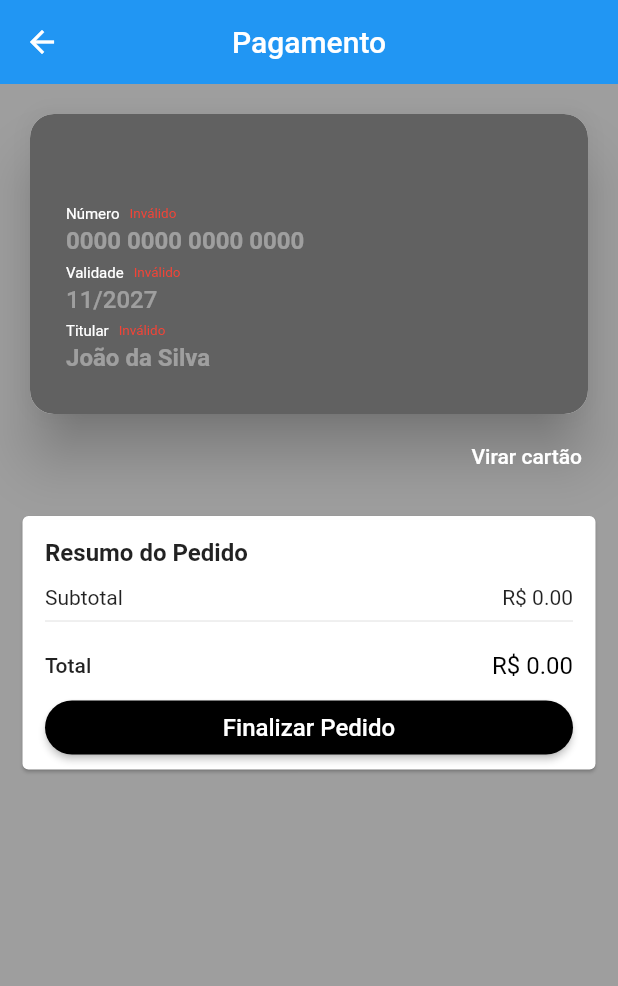
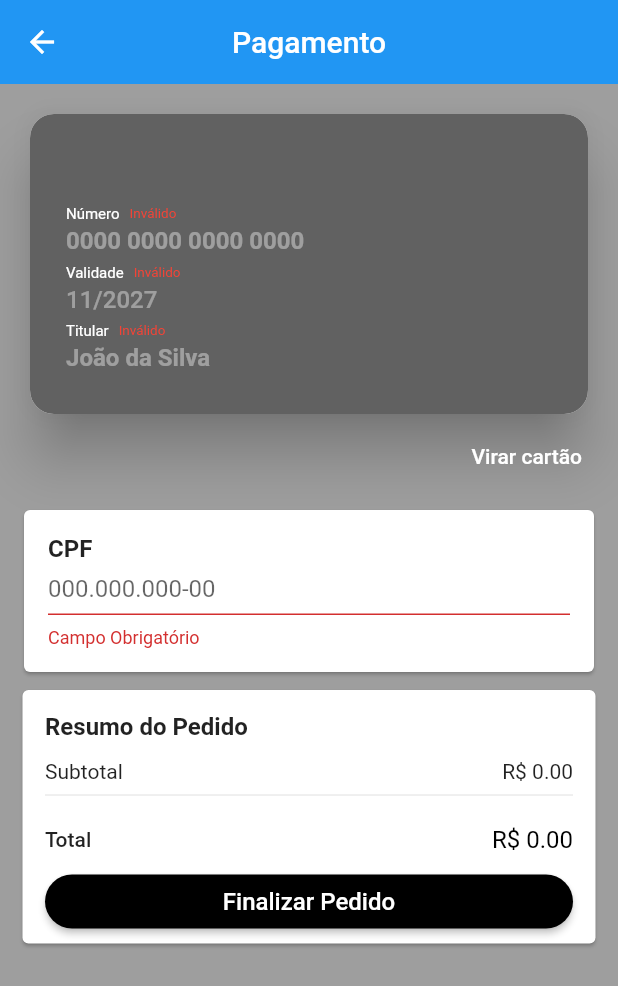
Before and after one commit to cristovaofabio/Loja-virtual, a Flutter app: the TelaCheckout screen opened by its route, after a tap on "Finalizar Pedido", on a phone screen of 412 x 824 dp. Shown: the top 986 px of the screen. Run offline on Flutter 3.47's test engine with Material 2 defaults, Android fonts, the phone set to English and light mode, and no system bars; drawn by our look-alikes of flip_card, keyboard_actions; our stand-ins replace brasil_fields, carousel_pro, cloud_firestore, firebase_auth, firebase_core, firebase_storage and 9 more; missing offline and left inert: alphabet_list_scroll_view, credit_card_type_detector, flutter_facebook_login, map_launcher, validadores; accounts and stored records are empty.

Commit message:
validar cpf e cartao de credito

```diff
--- /dev/null
+++ b/lib/models/CartaoCredito.dart
@@ -0,0 +1,22 @@
+import 'package:credit_card_type_detector/credit_card_type_detector.dart';
+
+class CartaoCreditoModel {
+  late String numero;
+  late String nomeTitular;
+  late String expirationDate;
+  late String securityCode;
+  late String marca;
+
+  void setNome(String nome) => nomeTitular = nome;
+  void setExpirationDate(String date) => expirationDate = date;
+  void setCVV(String cvv) => securityCode = cvv;
+  void setNumero(String numero) {
+    this.numero = numero;
+    marca = detectCCType(numero.replaceAll(' ', '')).toString();
+  }
+
+  @override
+  String toString() {
+    return 'CreditCard{number: $numero, holder: $nomeTitular, expirationDate: $expirationDate, securityCode: $securityCode, brand: $marca}';
+  }
+}
--- a/lib/models/GerenciadorCheckOut.dart
+++ b/lib/models/GerenciadorCheckOut.dart
@@ -1,5 +1,6 @@
 import 'package:cloud_firestore/cloud_firestore.dart';
 import 'package:flutter/cupertino.dart';
+import 'package:loja_virtual/models/CartaoCredito.dart';
 import 'package:loja_virtual/models/GerenciadorCarrinho.dart';
 import 'package:loja_virtual/models/Pedido.dart';
 import 'package:loja_virtual/models/Produto.dart';
@@ -20,7 +21,7 @@ class GerenciadorCheckOut extends ChangeNotifier {
     this.gerenciadorCarrinho = gerenciadorCarrinho;
   }
 
-  Future<void> checkout({Function? onStockFail, Function? onSuccess}) async {
+  Future<void> checkout({required CartaoCreditoModel cartaoCredito, Function? onStockFail, Function? onSuccess}) async {
     carregando = true;
 
     try {
--- a/lib/models/Usuario.dart
+++ b/lib/models/Usuario.dart
@@ -5,6 +5,7 @@ class Usuario {
   late String idUsuario;
   late String nome;
   late String email;
+  String? cpf;
   late String senha;
 
   bool administrador = false;
@@ -18,8 +19,12 @@ class Usuario {
     this.idUsuario = documentSnapshot.id;
     this.nome = documentSnapshot["nome"];
     this.email = documentSnapshot["email"];
-    Map<String, dynamic> dataMap = documentSnapshot.data() as Map<String, dynamic>;
-    if(dataMap.containsKey('endereco')){
+    Map<String, dynamic> dataMap =
+        documentSnapshot.data() as Map<String, dynamic>;
+    if (dataMap.containsKey('cpf')) {
+      this.cpf = documentSnapshot['cpf'] as String;
+    }
+    if (dataMap.containsKey('endereco')) {
       endereco = Endereco.fromMap(
           documentSnapshot['endereco'] as Map<String, dynamic>);
     }
@@ -29,27 +34,28 @@ class Usuario {
     Map<String, dynamic> map = {
       "nome": this.nome,
       "email": this.email,
-      if(endereco != null)
-        'endereco': endereco!.toMap(),
+      if (endereco != null) 'endereco': endereco!.toMap(),
+      if (cpf != null) 'cpf': cpf
     };
     return map;
   }
 
-  void setEndereco(Endereco endereco){
+  void setEndereco(Endereco endereco) {
     this.endereco = endereco;
     salvarDados();
   }
 
-  CollectionReference get carrinhoReference =>
-    bancoDados
+  void setCpf(String cpf){
+    this.cpf = cpf;
+    salvarDados();
+  }
+
+  CollectionReference get carrinhoReference => bancoDados
       .collection("usuarios")
       .doc(this.idUsuario)
       .collection('carrinho');
 
   Future<void> salvarDados() async {
-    await bancoDados
-      .collection("usuarios")
-      .doc(this.idUsuario)
-      .set(toMap());
+    await bancoDados.collection("usuarios").doc(this.idUsuario).set(toMap());
   }
 }
--- a/lib/telas/checkout/TelaCheckout.dart
+++ b/lib/telas/checkout/TelaCheckout.dart
@@ -1,13 +1,16 @@
 import 'package:flutter/material.dart';
 import 'package:loja_virtual/comum/PrecoCarrinho.dart';
+import 'package:loja_virtual/models/CartaoCredito.dart';
 import 'package:loja_virtual/models/GerenciadorCarrinho.dart';
 import 'package:loja_virtual/models/GerenciadorCheckOut.dart';
+import 'package:loja_virtual/telas/checkout/componentes/CampoCpf.dart';
 import 'package:loja_virtual/telas/checkout/componentes/CartaoCredito.dart';
 import 'package:provider/provider.dart';
 
 class TelaCheckout extends StatelessWidget {
   final GlobalKey<ScaffoldState> scaffoldKey = GlobalKey<ScaffoldState>();
   final GlobalKey<FormState> formKey = GlobalKey<FormState>();
+  final CartaoCreditoModel cartaoCredito = CartaoCreditoModel();
 
   @override
   Widget build(BuildContext context) {
@@ -24,7 +27,7 @@ class TelaCheckout extends StatelessWidget {
           centerTitle: true,
         ),
         body: GestureDetector(
-          onTap: (){
+          onTap: () {
             FocusScope.of(context).unfocus();
           },
           child: Consumer<GerenciadorCheckOut>(
@@ -55,22 +58,30 @@ class TelaCheckout extends StatelessWidget {
                   key: formKey,
                   child: ListView(
                     children: <Widget>[
-                      CartaoCredito(),
+                      CartaoCredito(cartaoCredito),
+                      CampoCpf(),
                       PrecoCarrinho(
                         textoBotao: 'Finalizar Pedido',
                         onPressed: () {
-                          if(formKey.currentState!.validate()){
-                          print('enviar');
+                          if (formKey.currentState!.validate()) {
+                            formKey.currentState!.save();
+
+                            print(cartaoCredito);
+
+                            /* gerenciadorCheckOut.checkout(
+                              cartaoCredito: cartaoCredito,
+                              onStockFail: (e) {
+                                Navigator.of(context).popUntil((route) =>
+                                    route.settings.name == '/carrinho');
+                              },
+                              onSuccess: (pedido) {
+                                Navigator.of(context).popUntil(
+                                    (route) => route.settings.name == '/');
+                                Navigator.of(context).pushNamed('/confirmacao',
+                                    arguments: pedido);
+                              },
+                            ); */
                           }
-                          /* gerenciadorCheckOut.checkout(onStockFail: (e) {
-                            Navigator.of(context).popUntil(
-                                (route) => route.settings.name == '/carrinho');
-                          }, onSuccess: (pedido) {
-                            Navigator.of(context).popUntil(
-                                (route) => route.settings.name == '/');
-                            Navigator.of(context)
-                                .pushNamed('/confirmacao', arguments: pedido);
-                          }); */
                         },
                       ),
                     ],
--- /dev/null
+++ b/lib/telas/checkout/componentes/CampoCpf.dart
@@ -0,0 +1,52 @@
+import 'package:brasil_fields/brasil_fields.dart';
+import 'package:flutter/material.dart';
+import 'package:flutter/services.dart';
+import 'package:loja_virtual/models/GerenciadorUsuarios.dart';
+import 'package:provider/provider.dart';
+
+class CampoCpf extends StatelessWidget {
+  @override
+  Widget build(BuildContext context) {
+    final userManager = context.watch<GerenciadorUsuarios>();
+
+    return Card(
+      margin: const EdgeInsets.symmetric(horizontal: 16, vertical: 4),
+      child: Padding(
+        padding: const EdgeInsets.all(16),
+        child: Column(
+          crossAxisAlignment: CrossAxisAlignment.start,
+          children: <Widget>[
+            Text(
+              'CPF',
+              textAlign: TextAlign.start,
+              style: TextStyle(
+                fontWeight: FontWeight.w600,
+                fontSize: 16,
+              ),
+            ),
+            TextFormField(
+              initialValue: userManager.usuarioAtual.cpf,
+              decoration: InputDecoration(
+                hintText: '000.000.000-00',
+                isDense: true
+              ),
+              keyboardType: TextInputType.number,
+              inputFormatters: [
+                FilteringTextInputFormatter.digitsOnly,
+                CpfInputFormatter(),
+              ],
+              validator: (cpf){
+                if(cpf!.isEmpty) return 'Campo Obrigatório';
+                else if(!CPFValidator.isValid(cpf)) return 'CPF Inválido';
+                return null;
+              },
+              onSaved: (cpf){
+                userManager.usuarioAtual.setCpf(cpf!);
+              },
+            )
+          ],
+        ),
+      ),
+    );
+  }
+}
--- a/lib/telas/checkout/componentes/CartaoCredito.dart
+++ b/lib/telas/checkout/componentes/CartaoCredito.dart
@@ -1,10 +1,16 @@
 import 'package:flip_card/flip_card.dart';
 import 'package:flutter/material.dart';
 import 'package:keyboard_actions/keyboard_actions.dart';
+import 'package:loja_virtual/models/CartaoCredito.dart';
 import 'package:loja_virtual/telas/checkout/componentes/FrenteCartao.dart';
 import 'package:loja_virtual/telas/checkout/componentes/VersoCartao.dart';
 
 class CartaoCredito extends StatefulWidget {
+
+  final CartaoCreditoModel cartaoCredito;
+
+  const CartaoCredito(this.cartaoCredito);
+
   @override
   _CartaoCreditoState createState() => _CartaoCreditoState();
 }
@@ -57,6 +63,7 @@ class _CartaoCreditoState extends State<CartaoCredito> {
               speed: 700,
               flipOnTouch: false,
               front: FrenteCartao(
+                cartaoCredito: widget.cartaoCredito,
                 numberFocus: numberFocus,
                 dateFocus: dateFocus,
                 nameFocus: nameFocus,
@@ -66,6 +73,7 @@ class _CartaoCreditoState extends State<CartaoCredito> {
                 },
               ),
               back: VersoCartao(
+                cartaoCredito: widget.cartaoCredito,
                 cvvFocus: cvvFocus,
               ),
             ),
--- a/lib/telas/checkout/componentes/FrenteCartao.dart
+++ b/lib/telas/checkout/componentes/FrenteCartao.dart
@@ -2,12 +2,14 @@ import 'package:brasil_fields/brasil_fields.dart';
 import 'package:credit_card_type_detector/credit_card_type_detector.dart';
 import 'package:flutter/material.dart';
 import 'package:flutter/services.dart';
+import 'package:loja_virtual/models/CartaoCredito.dart';
 import 'package:loja_virtual/telas/checkout/componentes/TextoCartao.dart';
 import 'package:mask_text_input_formatter/mask_text_input_formatter.dart';
 
 class FrenteCartao extends StatelessWidget {
   FrenteCartao(
-      {required this.numberFocus,
+      {required this.cartaoCredito,
+      required this.numberFocus,
       required this.dateFocus,
       required this.nameFocus,
       required this.finished});
@@ -20,6 +22,7 @@ class FrenteCartao extends StatelessWidget {
   final FocusNode numberFocus;
   final FocusNode dateFocus;
   final FocusNode nameFocus;
+  final CartaoCreditoModel cartaoCredito;
 
   @override
   Widget build(BuildContext context) {
@@ -57,6 +60,9 @@ class FrenteCartao extends StatelessWidget {
                       dateFocus.requestFocus();
                     },
                     focusNode: numberFocus,
+                    onSaved:(numero){
+                      cartaoCredito.setNumero(numero!);
+                    },
                   ),
                   TextoCartao(
                     titulo: 'Validade',
@@ -69,6 +75,9 @@ class FrenteCartao extends StatelessWidget {
                     },
                     onSubmitted: (_) {
                       nameFocus.requestFocus();
+                    },
+                    onSaved: (validade){
+                      cartaoCredito.setExpirationDate(validade!);
                     },
                     focusNode: dateFocus,
                   ),
@@ -84,6 +93,9 @@ class FrenteCartao extends StatelessWidget {
                     onSubmitted: (_) {
                       finished();
                     },
+                    onSaved: (titular){
+                      cartaoCredito.setNome(titular!);
+                    },
                     focusNode: nameFocus,
                   ),
                 ],
--- a/lib/telas/checkout/componentes/TextoCartao.dart
+++ b/lib/telas/checkout/componentes/TextoCartao.dart
@@ -12,10 +12,10 @@ class TextoCartao extends StatelessWidget {
     this.maxLength,
     this.textAlign = TextAlign.start,
     required this.focusNode,
+    this.onSaved,
     this.onSubmitted,
-  }): textInputAction = onSubmitted == null
-      ? TextInputAction.done
-      : TextInputAction.next;
+  }) : textInputAction =
+            onSubmitted == null ? TextInputAction.done : TextInputAction.next;
 
   final String? titulo;
   final bool bold;
@@ -28,12 +28,14 @@ class TextoCartao extends StatelessWidget {
   final FocusNode focusNode;
   final Function(String)? onSubmitted;
   final TextInputAction textInputAction;
+  final FormFieldSetter<String>? onSaved;
 
   @override
   Widget build(BuildContext context) {
     return FormField<String>(
       initialValue: '',
       validator: validator,
+      onSaved: onSaved,
       builder: (state) {
         return Padding(
           padding: EdgeInsets.symmetric(vertical: 2),
--- a/lib/telas/checkout/componentes/VersoCartao.dart
+++ b/lib/telas/checkout/componentes/VersoCartao.dart
@@ -1,11 +1,13 @@
 import 'package:flutter/material.dart';
 import 'package:flutter/services.dart';
+import 'package:loja_virtual/models/CartaoCredito.dart';
 import 'package:loja_virtual/telas/checkout/componentes/TextoCartao.dart';
 
 class VersoCartao extends StatelessWidget {
-  VersoCartao({required this.cvvFocus});
+  VersoCartao({required this.cvvFocus, required this.cartaoCredito});
 
   final FocusNode cvvFocus;
+  final CartaoCreditoModel cartaoCredito;
 
   @override
   Widget build(BuildContext context) {
@@ -30,8 +32,7 @@ class VersoCartao extends StatelessWidget {
                   child: Container(
                     color: Colors.grey[500],
                     margin: EdgeInsets.only(left: 12),
-                    padding:
-                        EdgeInsets.symmetric(vertical: 4, horizontal: 8),
+                    padding: EdgeInsets.symmetric(vertical: 4, horizontal: 8),
                     child: TextoCartao(
                       hint: '123',
                       maxLength: 3,
@@ -45,6 +46,9 @@ class VersoCartao extends StatelessWidget {
                         return null;
                       },
                       focusNode: cvvFocus,
+                      onSaved: (cvv) {
+                        cartaoCredito.setCVV(cvv!);
+                      },
                     ),
                   ),
                 ),
```
